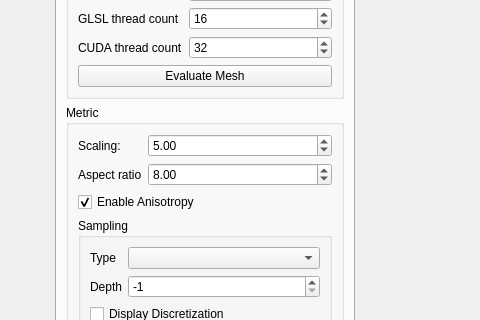
This is UserInterface/MainWindow.ui in wibus/GpuMesh as Qt 5 draws it before an edit; both pictures show x 195 to 675 and y 122 to 442 of the 800 by 857 pixel window. The edited form follows.
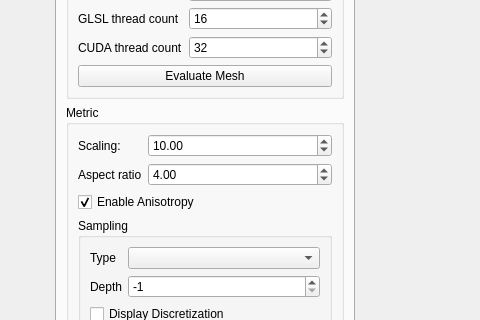
This is the edited form. The open tabs and pages were chosen to show the change.

Commit message: Uniformize grandSamp and lineSamp by adding pos directly

Diff of the .ui file:
```diff
--- a/UserInterface/MainWindow.ui
+++ b/UserInterface/MainWindow.ui
@@ -254,7 +254,7 @@
               <double>9999.989999999999782</double>
              </property>
              <property name="value">
-              <double>5.000000000000000</double>
+              <double>10.000000000000000</double>
              </property>
             </widget>
            </item>
@@ -330,7 +330,7 @@
               <double>100.000000000000000</double>
              </property>
              <property name="value">
-              <double>8.000000000000000</double>
+              <double>4.000000000000000</double>
              </property>
             </widget>
            </item>
```
Left out of the diff: 4 changed lines with no effect on the pictures. The commit also changes 1 other file.
